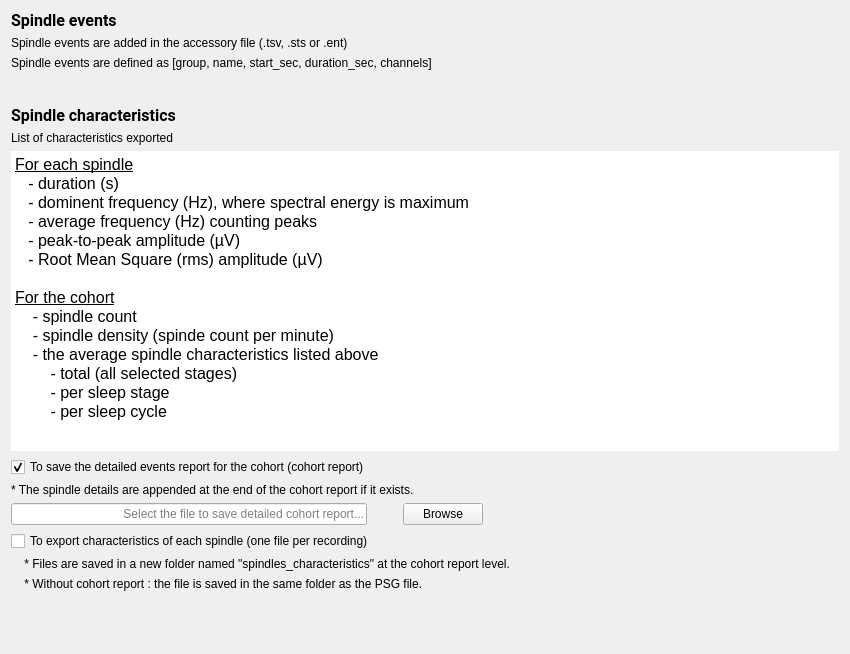
Qt form tools/CEAMSTools/SpindleDetectionSumo/OutputFilesStep/Ui_OutputFilesStep.ui (SnoozToolbox/snooz-package-ceams) before a commit.
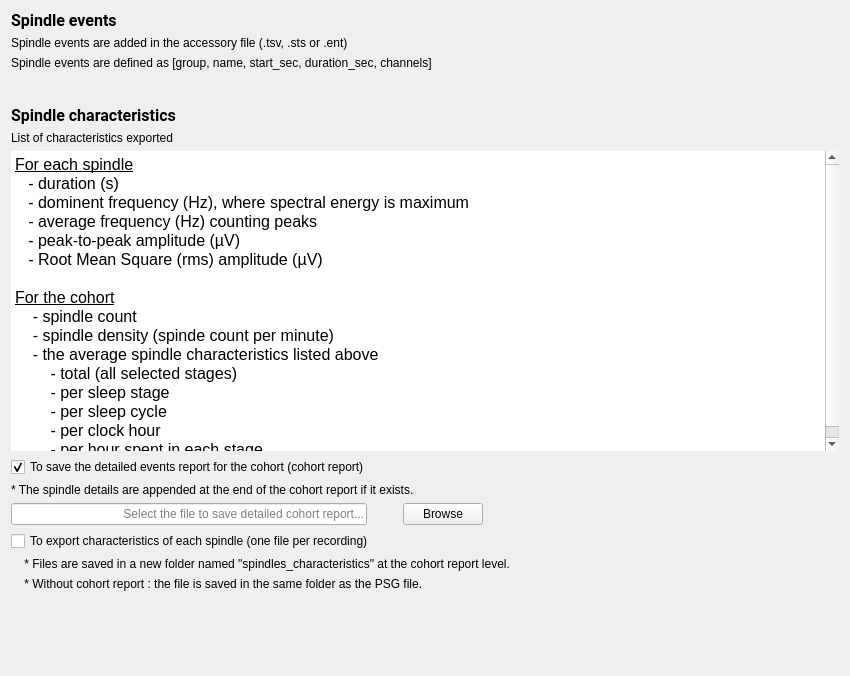
The same form after that commit.

Commit message: SpindleDetails module and A7, Martin, and SUMO tools modified to be compatible with the new clock_h and stage_h in the report

Patch:
```diff
--- a/tools/CEAMSTools/SpindleDetectionSumo/OutputFilesStep/Ui_OutputFilesStep.ui
+++ b/tools/CEAMSTools/SpindleDetectionSumo/OutputFilesStep/Ui_OutputFilesStep.ui
@@ -7,7 +7,7 @@
     <x>0</x>
     <y>0</y>
     <width>850</width>
-    <height>654</height>
+    <height>676</height>
    </rect>
   </property>
   <property name="windowTitle">
@@ -137,7 +137,9 @@
 &lt;p style=&quot; margin-top:0px; margin-bottom:0px; margin-left:0px; margin-right:0px; -qt-block-indent:0; text-indent:0px;&quot;&gt;    - the average spindle characteristics listed above&lt;/p&gt;
 &lt;p style=&quot; margin-top:0px; margin-bottom:0px; margin-left:0px; margin-right:0px; -qt-block-indent:0; text-indent:0px;&quot;&gt;        - total (all selected stages)&lt;/p&gt;
 &lt;p style=&quot; margin-top:0px; margin-bottom:0px; margin-left:0px; margin-right:0px; -qt-block-indent:0; text-indent:0px;&quot;&gt;        - per sleep stage&lt;/p&gt;
-&lt;p style=&quot; margin-top:0px; margin-bottom:0px; margin-left:0px; margin-right:0px; -qt-block-indent:0; text-indent:0px;&quot;&gt;        - per sleep cycle&lt;/p&gt;&lt;/body&gt;&lt;/html&gt;</string>
+&lt;p style=&quot; margin-top:0px; margin-bottom:0px; margin-left:0px; margin-right:0px; -qt-block-indent:0; text-indent:0px;&quot;&gt;        - per sleep cycle&lt;/p&gt;
+&lt;p style=&quot; margin-top:0px; margin-bottom:0px; margin-left:0px; margin-right:0px; -qt-block-indent:0; text-indent:0px;&quot;&gt;        - per clock hour&lt;/p&gt;
+&lt;p style=&quot; margin-top:0px; margin-bottom:0px; margin-left:0px; margin-right:0px; -qt-block-indent:0; text-indent:0px;&quot;&gt;        - per hour spent in each stage&lt;/p&gt;&lt;/body&gt;&lt;/html&gt;</string>
        </property>
       </widget>
      </item>
```
The commit also changes 10 other files.
